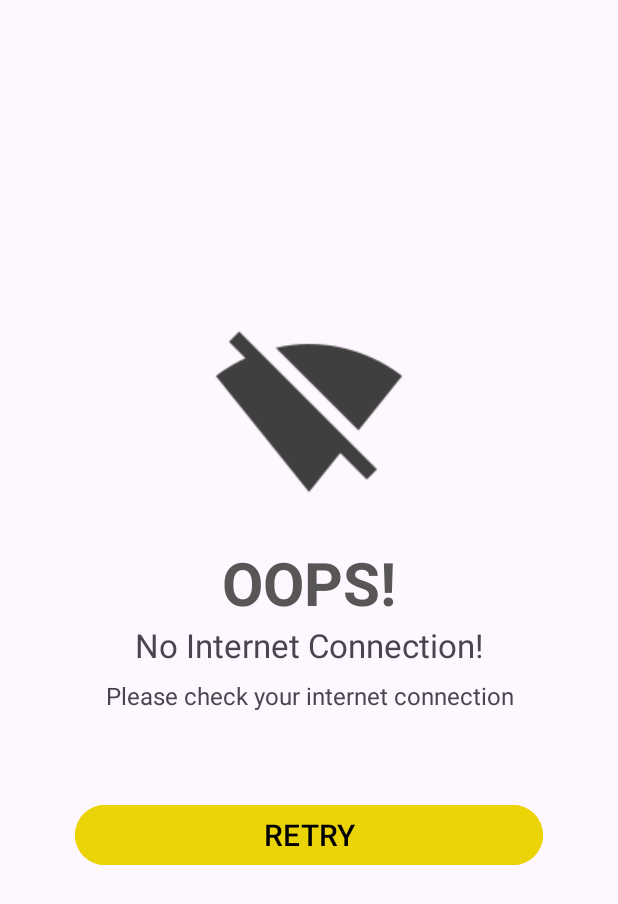
After one commit to ruman-dev/Quran-Recitation-with-Java, an Android app: the layout check_internet.xml on its own in the app's theme, with its tools: preview values and no code run, on a phone screen of 412 x 824 dp. The commit adds this screen. Shown: the top 904 px of the screen. Run offline under Robolectric (Android 15) with nearby library versions, the phone set to English and light mode, and no system bars; network calls fail.

Commit message:
Added Internet Connection Check

```diff
--- a/app/src/main/AndroidManifest.xml
+++ b/app/src/main/AndroidManifest.xml
@@ -2,6 +2,7 @@
 <manifest xmlns:android="http://schemas.android.com/apk/res/android"
     xmlns:tools="http://schemas.android.com/tools">
 
+    <uses-permission android:name="android.permission.ACCESS_NETWORK_STATE" />
     <uses-permission android:name="android.permission.ACCESS_WIFI_STATE" />
     <uses-permission android:name="android.permission.INTERNET" />
 
--- /dev/null
+++ b/app/src/main/res/layout/check_internet.xml
@@ -0,0 +1,50 @@
+<?xml version="1.0" encoding="utf-8"?>
+<LinearLayout xmlns:android="http://schemas.android.com/apk/res/android"
+    xmlns:app="http://schemas.android.com/apk/res-auto"
+    android:layout_width="match_parent"
+    android:layout_height="match_parent"
+    android:gravity="center"
+    android:orientation="vertical">
+
+    <ImageView
+        android:layout_width="match_parent"
+        android:layout_height="wrap_content"
+        android:padding="20dp"
+        android:src="@drawable/signal_wifi_off" />
+
+    <TextView
+        android:layout_width="match_parent"
+        android:layout_height="wrap_content"
+        android:gravity="center"
+        android:text="OOPS!"
+        android:textColor="#575555"
+        android:textSize="40sp"
+        android:textStyle="bold" />
+
+    <TextView
+        android:layout_width="match_parent"
+        android:layout_height="wrap_content"
+        android:gravity="center"
+        android:text="No Internet Connection!"
+        android:textSize="22sp" />
+
+    <TextView
+        android:layout_width="match_parent"
+        android:layout_height="wrap_content"
+        android:gravity="center"
+        android:padding="8dp"
+        android:text="Please check your internet connection"
+        android:textSize="16sp" />
+
+    <Button
+        android:id="@+id/retryButton"
+        android:layout_width="match_parent"
+        android:layout_height="wrap_content"
+        android:layout_margin="50dp"
+        android:backgroundTint="@color/statusBarColor"
+        android:text="Retry"
+        android:textAllCaps="true"
+        android:textColor="@color/black"
+        android:textSize="20sp" />
+
+</LinearLayout>
--- a/app/src/main/res/values/colors.xml
+++ b/app/src/main/res/values/colors.xml
@@ -2,5 +2,5 @@
 <resources>
     <color name="black">#FF000000</color>
     <color name="white">#FFFFFFFF</color>
-    <color name="statusBarColor">#E1CD13</color>
+    <color name="statusBarColor">#EAD406</color>
 </resources>
```
Also changed, not shown: app/src/main/java/com/rumanweb/quranrecitation/Common.java (added, +22 -0 lines), app/src/main/java/com/rumanweb/quranrecitation/MainActivity.java (+23 -0 lines), app/src/main/java/com/rumanweb/quranrecitation/NetworkListener.java (added, +41 -0 lines), app/src/main/java/com/rumanweb/quranrecitation/VideoActivity.java (+18 -0 lines), app/src/main/res/drawable/signal_wifi_off.png (added).
